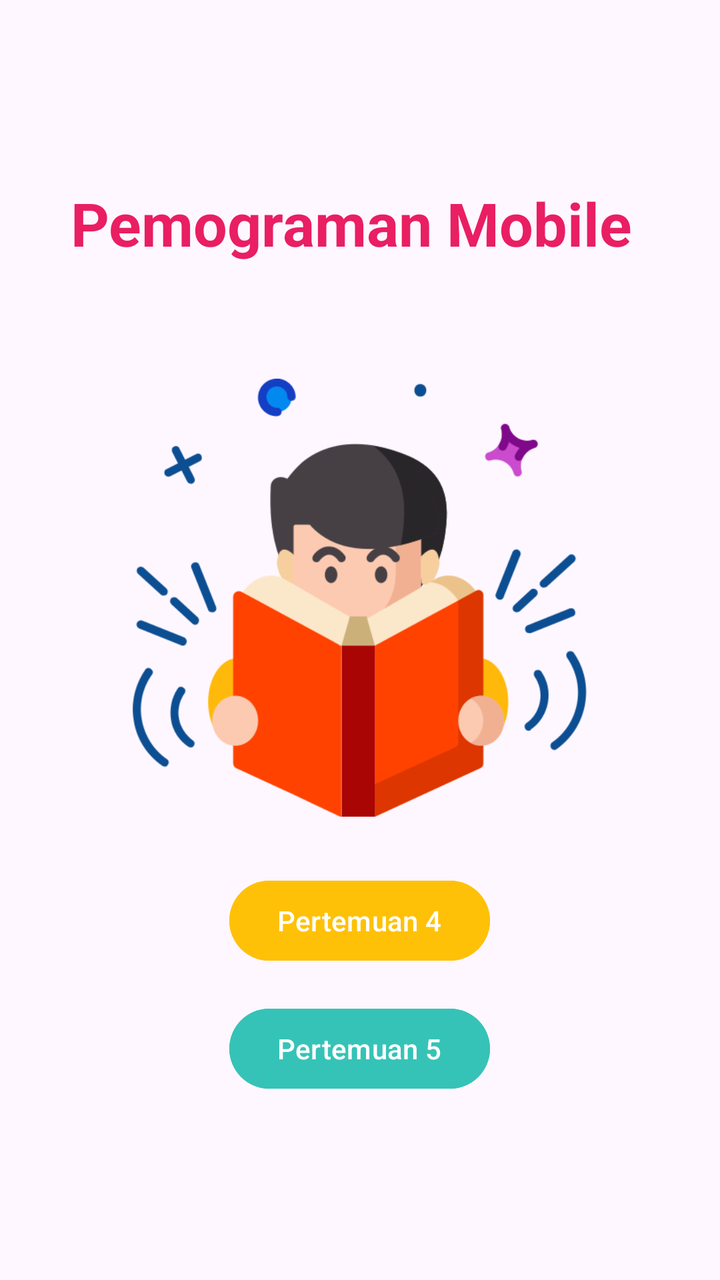
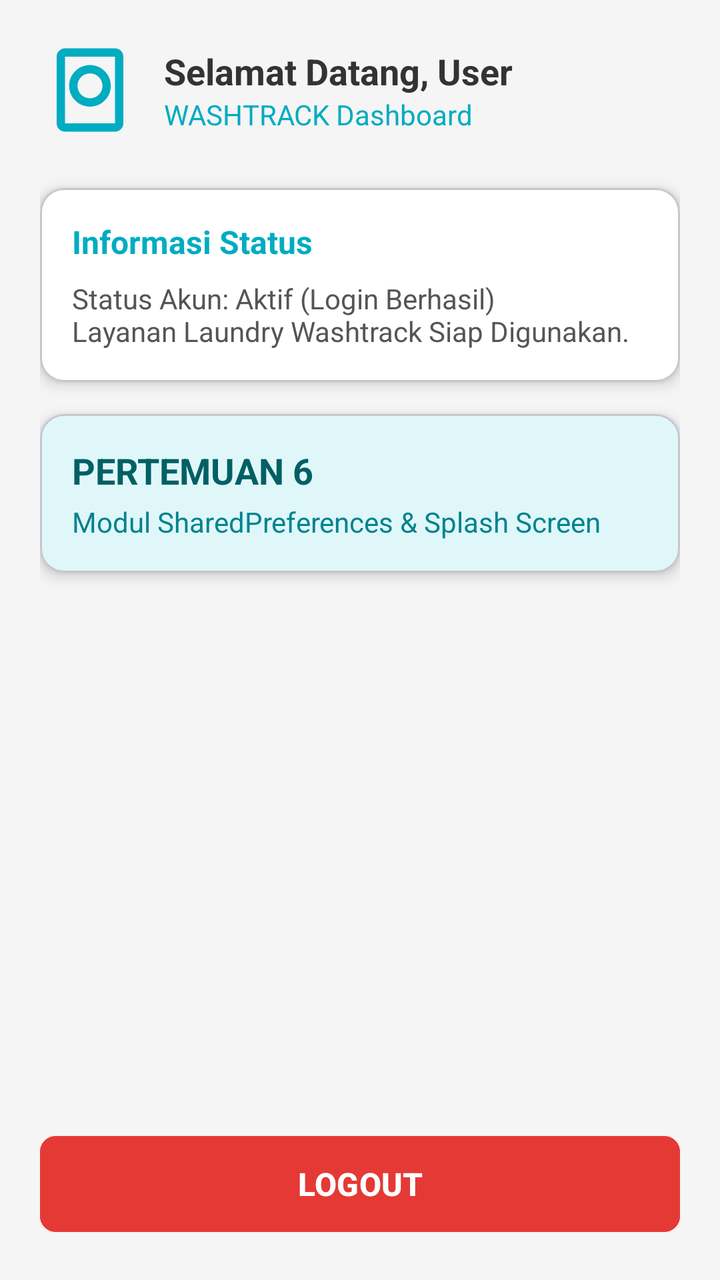

Two renders of the same Android screen: before a commit and after it. Below are the layout's source before the change and the commit's diff.
<!-- AndroidManifest.xml: application theme Theme.LadyMobile -->
<!-- res/layout/activity_main.xml -->
<?xml version="1.0" encoding="utf-8"?>
<LinearLayout
    xmlns:android="http://schemas.android.com/apk/res/android"
    xmlns:app="http://schemas.android.com/apk/res-auto"
    xmlns:tools="http://schemas.android.com/tools"
    android:id="@+id/main"
    android:layout_width="match_parent"
    android:layout_height="match_parent"
    android:gravity="center"
    android:orientation="vertical"
    android:padding="16dp"
    tools:context=".MainActivity">

    <TextView
        android:textStyle="bold"
        android:textColor="#E91E63"
        android:id="@+id/textView4"
        android:layout_width="289dp"
        android:layout_height="70dp"
        android:text="Pemograman Mobile"
        android:textSize="30sp" />

    <ImageView
        android:id="@+id/imageView"
        android:layout_width="227dp"
        android:layout_height="275dp"
        app:srcCompat="@drawable/reading" />

    <Button
        android:backgroundTint="#FFC107"
        android:id="@+id/btnToFourth"
        android:layout_width="wrap_content"
        android:layout_height="wrap_content"
        android:text="Pertemuan 4" />

    <Button
        android:backgroundTint="#36C3B7"
        android:id="@+id/btnToFifth"
        android:layout_width="wrap_content"
        android:layout_height="wrap_content"
        android:layout_marginTop="16dp"
        android:text="Pertemuan 5" />




</LinearLayout>
<!-- resources referenced by this layout -->
<resources>
  <!-- drawable reading: png bitmap (drawable, 38250 bytes) -->
  <style name="Theme.LadyMobile" parent="Base.Theme.LadyMobile" />
  <style name="Base.Theme.LadyMobile" parent="Theme.Material3.DayNight.NoActionBar">
          
          
      </style>
</resources>

<!-- the commit's change to res/layout/activity_main.xml (unified diff, before → after) -->
@@ -1,47 +1,131 @@
 <?xml version="1.0" encoding="utf-8"?>
-<LinearLayout
-    xmlns:android="http://schemas.android.com/apk/res/android"
+<LinearLayout xmlns:android="http://schemas.android.com/apk/res/android"
     xmlns:app="http://schemas.android.com/apk/res-auto"
     xmlns:tools="http://schemas.android.com/tools"
-    android:id="@+id/main"
     android:layout_width="match_parent"
     android:layout_height="match_parent"
-    android:gravity="center"
     android:orientation="vertical"
-    android:padding="16dp"
-    tools:context=".MainActivity">
+    android:padding="20dp"
+    android:background="#F5F5F5"
+    tools:context=".pertemuan_6.MainActivity">
 
-    <TextView
+    <LinearLayout
+        android:layout_width="match_parent"
+        android:layout_height="wrap_content"
+        android:orientation="horizontal"
+        android:gravity="center_vertical"
+        android:layout_marginBottom="24dp">
+
+        <ImageView
+            android:layout_width="50dp"
+            android:layout_height="50dp"
+            android:src="@drawable/ic_washtrack_logo"
+            app:tint="#00ACC1"
+            android:contentDescription="Logo" />
+
+        <LinearLayout
+            android:layout_width="0dp"
+            android:layout_height="wrap_content"
+            android:layout_weight="1"
+            android:layout_marginStart="12dp"
+            android:orientation="vertical">
+
+            <TextView
+                android:id="@+id/tvWelcome"
+                android:layout_width="wrap_content"
+                android:layout_height="wrap_content"
+                android:text="Selamat Datang, User"
+                android:textColor="#333333"
+                android:textSize="18sp"
+                android:textStyle="bold" />
+
+            <TextView
+                android:layout_width="wrap_content"
+                android:layout_height="wrap_content"
+                android:text="WASHTRACK Dashboard"
+                android:textColor="#00ACC1"
+                android:textSize="14sp" />
+        </LinearLayout>
+    </LinearLayout>
+
+    <com.google.android.material.card.MaterialCardView
+        android:layout_width="match_parent"
+        android:layout_height="wrap_content"
+        android:layout_marginBottom="16dp"
+        app:cardCornerRadius="12dp"
+        app:cardElevation="4dp"
+        app:cardBackgroundColor="#FFFFFF">
+
+        <LinearLayout
+            android:layout_width="match_parent"
+            android:layout_height="wrap_content"
+            android:orientation="vertical"
+            android:padding="16dp">
+
+            <TextView
+                android:layout_width="wrap_content"
+                android:layout_height="wrap_content"
+                android:text="Informasi Status"
+                android:textColor="#00ACC1"
+                android:textSize="16sp"
+                android:textStyle="bold"
+                android:layout_marginBottom="8dp" />
+
+            <TextView
+                android:id="@+id/tvStatus"
+                android:layout_width="wrap_content"
+                android:layout_height="wrap_content"
+                android:text="Status Akun: Aktif (Login Berhasil)\nLayanan Laundry Washtrack Siap Digunakan."
+                android:textColor="#555555"
+                android:textSize="14sp" />
+        </LinearLayout>
+    </com.google.android.material.card.MaterialCardView>
+
+    <com.google.android.material.card.MaterialCardView
+        android:layout_width="match_parent"
+        android:layout_height="wrap_content"
+        android:layout_marginBottom="24dp"
+        app:cardCornerRadius="12dp"
+        app:cardElevation="4dp"
+        app:cardBackgroundColor="#E0F7FA">
+
+        <LinearLayout
+            android:layout_width="match_parent"
+            android:layout_height="wrap_content"
+            android:orientation="vertical"
+            android:padding="16dp">
+
+            <TextView
+                android:layout_width="wrap_content"
+                android:layout_height="wrap_content"
+                android:text="PERTEMUAN 6"
+                android:textColor="#006064"
+                android:textSize="18sp"
+                android:textStyle="bold"
+                android:layout_marginBottom="4dp" />
+
+            <TextView
+                android:layout_width="wrap_content"
+                android:layout_height="wrap_content"
+                android:text="Modul SharedPreferences &amp; Splash Screen"
+                android:textColor="#00838F"
+                android:textSize="14sp" />
+        </LinearLayout>
+    </com.google.android.material.card.MaterialCardView>
+
+    <View
+        android:layout_width="match_parent"
+        android:layout_height="0dp"
+        android:layout_weight="1" />
+
+    <com.google.android.material.button.MaterialButton
+        android:id="@+id/btnLogout"
+        android:layout_width="match_parent"
+        android:layout_height="56dp"
+        android:text="LOGOUT"
+        android:textSize="16sp"
         android:textStyle="bold"
-        android:textColor="#E91E63"
-        android:id="@+id/textView4"
-        android:layout_width="289dp"
-        android:layout_height="70dp"
-        android:text="Pemograman Mobile"
-        android:textSize="30sp" />
-
-    <ImageView
-        android:id="@+id/imageView"
-        android:layout_width="227dp"
-        android:layout_height="275dp"
-        app:srcCompat="@drawable/reading" />
-
-    <Button
-        android:backgroundTint="#FFC107"
-        android:id="@+id/btnToFourth"
-        android:layout_width="wrap_content"
-        android:layout_height="wrap_content"
-        android:text="Pertemuan 4" />
-
-    <Button
-        android:backgroundTint="#36C3B7"
-        android:id="@+id/btnToFifth"
-        android:layout_width="wrap_content"
-        android:layout_height="wrap_content"
-        android:layout_marginTop="16dp"
-        android:text="Pertemuan 5" />
-
-
-
+        android:backgroundTint="#E53935"
+        app:cornerRadius="8dp" />
 
 </LinearLayout>
<!-- resource entries referenced after the edit -->
@@ -1,6 +1,16 @@
 <!-- resources referenced by this layout -->
 <resources>
-  <!-- drawable reading: png bitmap (drawable, 38250 bytes) -->
+  <!-- drawable ic_washtrack_logo (drawable) -->
+  <?xml version="1.0" encoding="utf-8"?>
+  <vector xmlns:android="http://schemas.android.com/apk/res/android"
+      android:width="120dp"
+      android:height="120dp"
+      android:viewportWidth="24"
+      android:viewportHeight="24">
+      <path
+          android:fillColor="#FFFFFF"
+          android:pathData="M18,2.01L6,2c-1.11,0 -2,0.89 -2,2v16c0,1.11 0.89,2 2,2h12c1.11,0 2,-0.89 2,-2V4c0,-1.11 -0.89,-1.99 -2,-1.99zM18,20H6V4h12v16zM12,6c-2.76,0 -5,2.24 -5,5s2.24,5 5,5 5,-2.24 5,-5 -2.24,-5 -5,-5zM12,14c-1.66,0 -3,-1.34 -3,-3s1.34,-3 3,-3 3,1.34 3,3 -1.34,3 -3,3z"/>
+  </vector>
   <style name="Theme.LadyMobile" parent="Base.Theme.LadyMobile" />
   <style name="Base.Theme.LadyMobile" parent="Theme.Material3.DayNight.NoActionBar">
           
